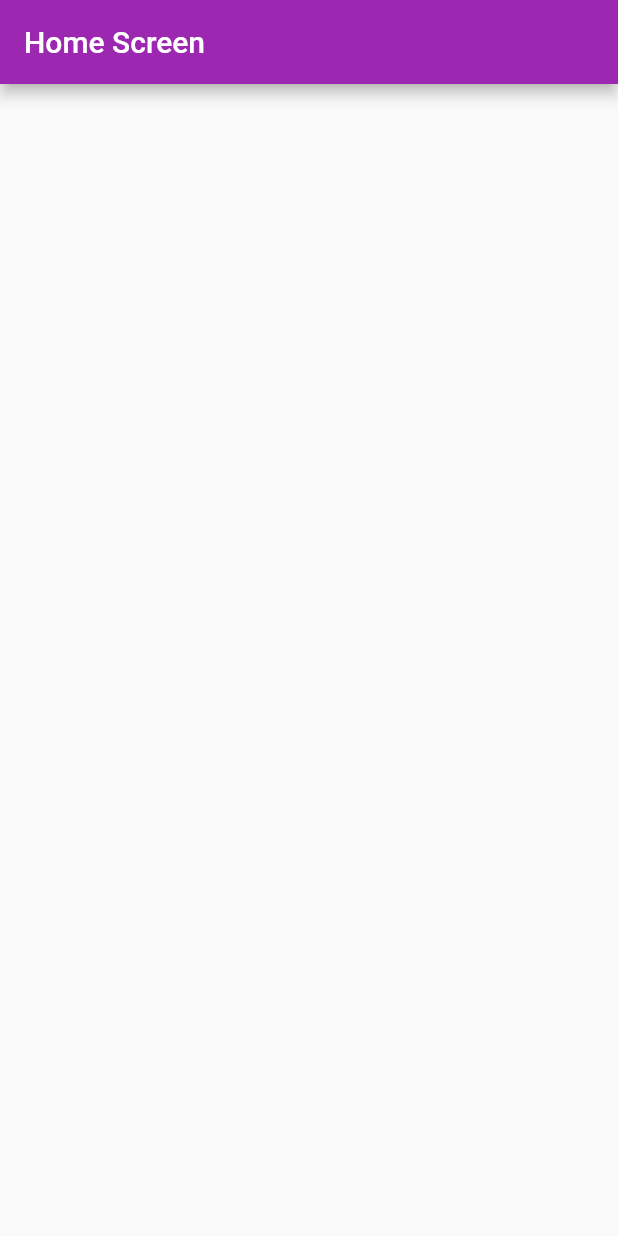
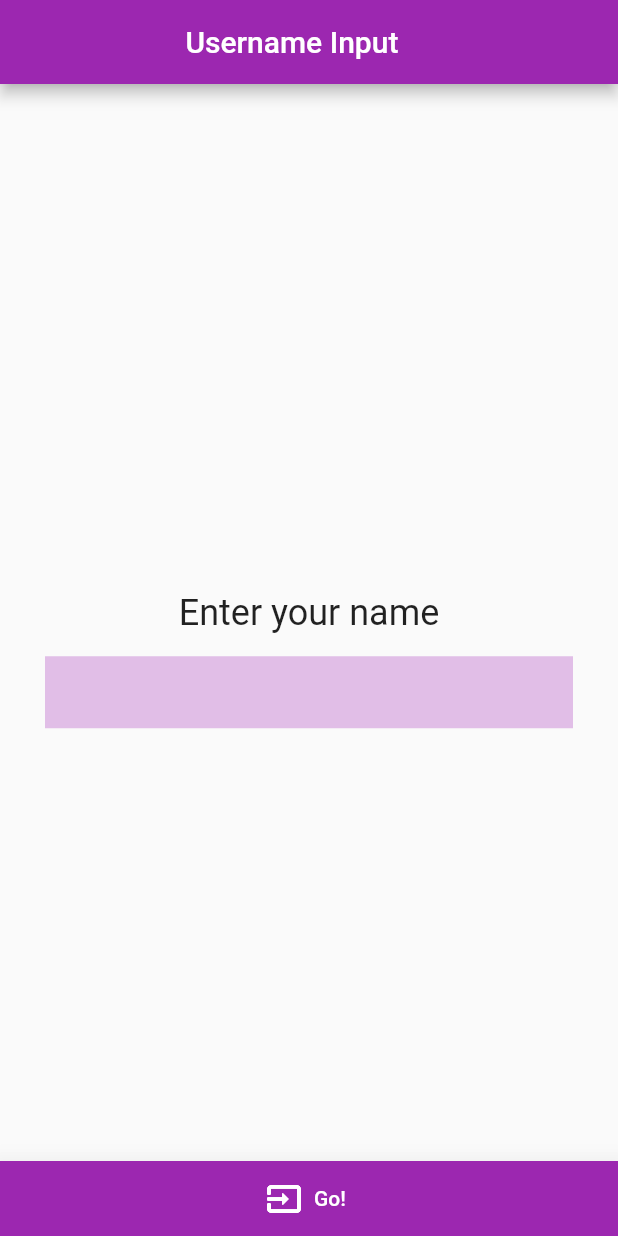
Before and after one commit to MichelPT/Miusic_App, a Flutter app: the screen it shows after launch, on a phone screen of 412 x 824 dp. Run offline on Flutter 3.47's test engine with Material 2 defaults, Android fonts, the phone set to English and light mode, and no system bars; our stand-ins replace get, google_fonts, hive, responsive_sizer; accounts and stored records are empty; Roboto replaces fonts that are missing (Amethysta).

Commit message:
add pages and models

```diff
--- a/lib/main.dart
+++ b/lib/main.dart
@@ -2,6 +2,7 @@ import 'package:flutter/material.dart';
 import 'package:get/get.dart';
 import 'package:music_app/pages/home_screen.dart';
 import 'package:music_app/pages/splash_screen.dart';
+import 'package:music_app/pages/user_input_screen.dart';
 import 'package:responsive_sizer/responsive_sizer.dart';
 
 void main() {
@@ -18,16 +19,6 @@ class MyApp extends StatelessWidget {
       builder: (p0, p1, p2) {
         return GetMaterialApp(
           debugShowCheckedModeBanner: false,
-          getPages: [
-            GetPage(
-              name: '/splash',
-              page: () => const SplashScreen(),
-            ),
-            GetPage(
-              name: '/home',
-              page: () => const HomeScreen(),
-            ),
-          ],
           title: 'Flutter Demo',
           theme: ThemeData(
             primarySwatch: Colors.purple,
--- /dev/null
+++ b/lib/pages/user_input_screen.dart
@@ -0,0 +1,73 @@
+import 'package:flutter/material.dart';
+import 'package:flutter/src/widgets/container.dart';
+import 'package:flutter/src/widgets/framework.dart';
+import 'package:get/get.dart';
+import 'package:music_app/pages/home_screen.dart';
+import 'package:responsive_sizer/responsive_sizer.dart';
+
+class UserPage extends StatefulWidget {
+  const UserPage({super.key});
+
+  @override
+  State<UserPage> createState() => _UserPageState();
+}
+
+class _UserPageState extends State<UserPage> {
+  TextEditingController _usernameController = TextEditingController();
+
+  @override
+  Widget build(BuildContext context) {
+    return Scaffold(
+      appBar: AppBar(
+        title: const Text('Username Input'),
+        titleSpacing: 30.w,
+      ),
+      body: Center(
+        child: Column(
+          mainAxisAlignment: MainAxisAlignment.center,
+          children: [
+            Text('Enter your name',
+                style: TextStyle(
+                    fontFamily: 'Amethysta',
+                    fontSize: 24,
+                    fontWeight: FontWeight.w400)),
+            const SizedBox(
+              height: 15,
+            ),
+            Padding(
+              padding: const EdgeInsets.symmetric(horizontal: 30.0),
+              child: TextFormField(
+                controller: _usernameController,
+                decoration: InputDecoration(
+                    filled: true,
+                    fillColor: Colors.purple[100],
+                    border: InputBorder.none),
+                textAlign: TextAlign.center,
+              ),
+            )
+          ],
+        ),
+      ),
+      floatingActionButton: ElevatedButton.icon(
+        onPressed: () {
+          if (_usernameController.text == '') {
+            Get.snackbar('Empty Field', 'Please enter your name',
+                snackPosition: SnackPosition.BOTTOM);
+          } else {
+            Get.to(() => HomeScreen(argument: _usernameController.text));
+          }
+        },
+        icon: const Icon(Icons.input_outlined),
+        label: const Text('Go!'),
+        style: ButtonStyle(
+            elevation: MaterialStateProperty.all(15),
+            animationDuration: const Duration(milliseconds: 2000),
+            shape: MaterialStateProperty.all(
+                RoundedRectangleBorder(borderRadius: BorderRadius.circular(0))),
+            minimumSize: MaterialStateProperty.all(Size.fromHeight(50))),
+      ),
+      floatingActionButtonAnimator: FloatingActionButtonAnimator.scaling,
+      floatingActionButtonLocation: FloatingActionButtonLocation.centerDocked,
+    );
+  }
+}
```
Also changed, not shown: lib/components/custom_header.dart (added, +40 -0 lines), lib/pages/adding_screen.dart (added, +64 -0 lines), lib/pages/home_screen.dart (+30 -3 lines), lib/pages/splash_screen.dart (+6 -5 lines).
